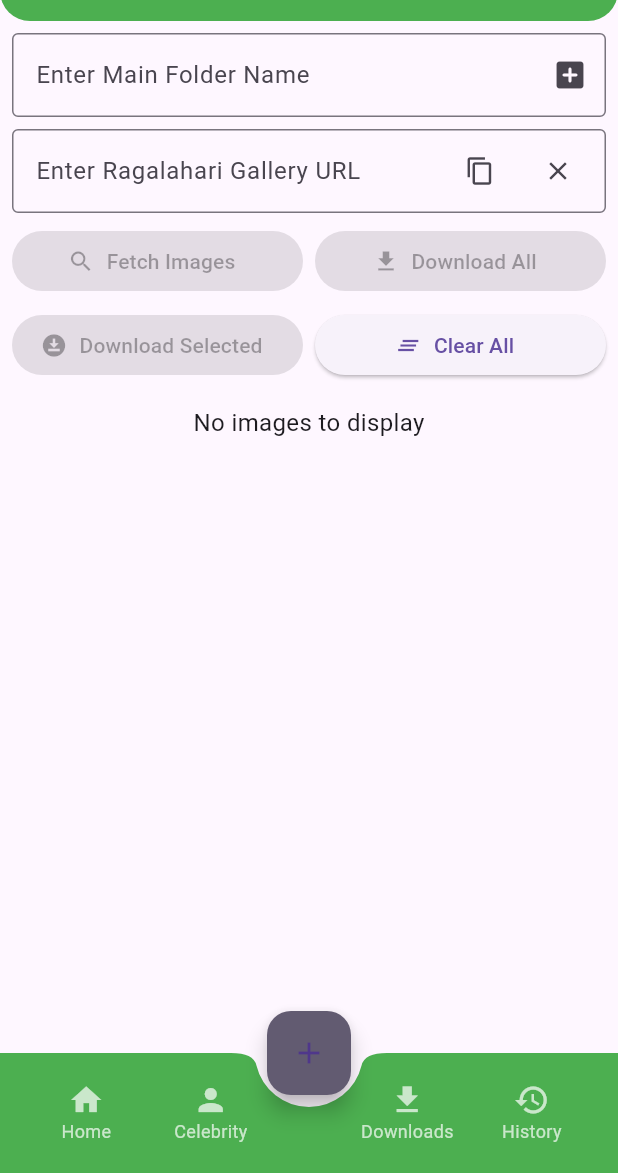
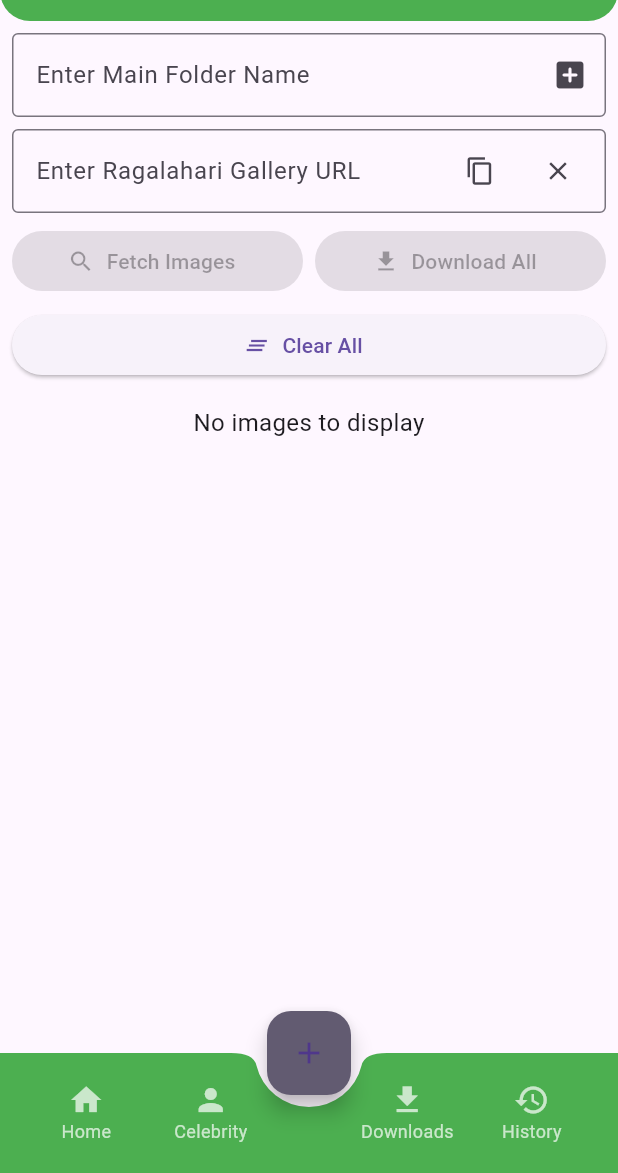
Before and after one commit to DevSon1024/ragadl-app, a Flutter app: the screen it shows after launch, swiped to page 3, on a phone screen of 412 x 824 dp, the part 63-1236 px from its top. Run offline on Flutter 3.47's test engine with Material 3 defaults, Android fonts, the phone set to English and light mode, and no system bars; our stand-ins replace cached_network_image, csv, device_info_plus, dio, open_filex, permission_handler and 2 more.

Commit message:
Make a images selection Download in downloader page

```diff
--- a/lib/pages/ragalahari_downloader.dart
+++ b/lib/pages/ragalahari_downloader.dart
@@ -428,7 +428,15 @@ class _RagalahariDownloaderState extends State<RagalahariDownloader> with Automa
   Widget build(BuildContext context) {
     super.build(context);
     print('RagalahariDownloader build, urlFocus: ${_urlFocusNode.hasFocus}, folderFocus: ${_folderFocusNode.hasFocus}');
-    return CustomScrollView(
+    return Scaffold(
+      floatingActionButton: (imageUrls.isNotEmpty && isSelectionMode && !isLoading && !isDownloading)
+          ? FloatingActionButton.extended(
+        onPressed: _downloadSelectedImages,
+        icon: const Icon(Icons.download_for_offline),
+        label: Text('Download ${selectedImages.length}'),
+      )
+          : null,
+      body: CustomScrollView(
         physics: const BouncingScrollPhysics(),
         slivers: [
           SliverToBoxAdapter(
@@ -462,9 +470,11 @@ class _RagalahariDownloaderState extends State<RagalahariDownloader> with Automa
                   const SizedBox(height: 8.0),
                   TextField(
                     controller: _urlController,
+                    focusNode: _urlFocusNode,
                     decoration: InputDecoration(
                       labelText: 'Enter Ragalahari Gallery URL',
                       border: const OutlineInputBorder(),
+                      hintText: 'https://www.ragalahari.com/actress/173432/rakul-preet-singh-at-indian-2-press-meet-hd-gallery.aspx',
                       suffixIcon: Padding(
                         padding: const EdgeInsets.only(right: 8.0),
                         child: Row(
@@ -532,26 +542,13 @@ class _RagalahariDownloaderState extends State<RagalahariDownloader> with Automa
                         ],
                       ),
                       const SizedBox(height: 8.0),
-                    Row(
-                      children: [
-                        Expanded(
-                          child: ElevatedButton.icon(
-                            onPressed: (isLoading || isDownloading || imageUrls.isEmpty || mainFolderName.isEmpty || selectedImages.isEmpty)
-                                ? null
-                                : _downloadSelectedImages,
-                            icon: const Icon(Icons.download_for_offline),
-                            label: const Text('Download Selected'),
-                          ),
-                        ),
-                        const SizedBox(width: 8.0),
-                        Expanded(
+                      SizedBox(
+                        width: double.infinity,
                         child: ElevatedButton.icon(
                           onPressed: _clearAll,
                           icon: const Icon(Icons.clear_all),
                           label: const Text('Clear All'),
                         ),
-                        ),
-                      ],
                       ),
                       if (isSelectionMode)
                         Padding(
@@ -705,6 +702,7 @@ class _RagalahariDownloaderState extends State<RagalahariDownloader> with Automa
               ),
             ),
         ],
+      ),
     );
   }
 }
```
Lines whose indentation alone changed are shown as unchanged.
